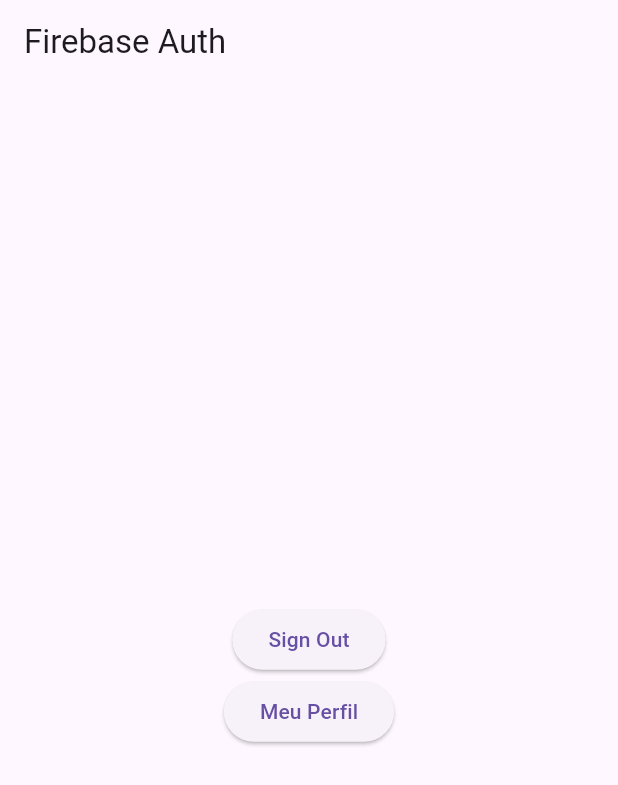
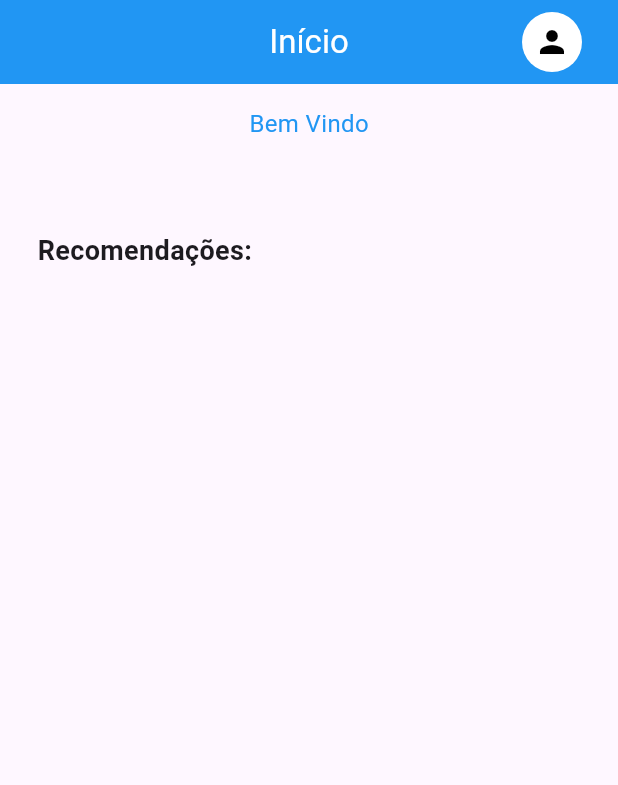
Before and after one commit to ViniciusDevelopment/Projeto_de_sistemas-2024.1, a Flutter app: the screen it shows once a user with an empty profile is signed in, on a phone screen of 412 x 824 dp. Shown: the top 785 px of the screen. Run offline on Flutter 3.47's test engine with Material 3 defaults, Android fonts, the phone set to English and light mode, and no system bars; our stand-ins replace cloud_firestore, firebase_auth, firebase_core, get; missing offline and left inert: dart:ffi; accounts and stored records are empty.

Commit message:
Adicionando estrutura da Tela Inicial Do Cliente

```diff
--- a/aplicacaoflutter/lib/Pages/homePage.dart
+++ b/aplicacaoflutter/lib/Pages/homePage.dart
@@ -1,20 +1,51 @@
+import 'package:cloud_firestore/cloud_firestore.dart';
 import 'package:flutter/material.dart';
 import 'package:firebase_auth/firebase_auth.dart';
 import 'package:servicocerto/Controller/authCheck.dart';
+import 'package:servicocerto/ReadData/get_user_name.dart';
 import 'package:servicocerto/pages/UserInfoPage.dart';
 
-class HomePage extends StatelessWidget {
+
+class HomePage extends StatefulWidget {
    HomePage({Key? key}) : super(key: key);
 
+  @override
+  State<HomePage> createState() => _HomePageState();
+}
+
+
+
+    /*CircleAvatar(
+      radius: 20,
+      backgroundColor: Colors.white,
+      child: IconButton(
+        icon: const Icon(
+          Icons.person,
+          color: Colors.black,
+        ),
+        onPressed: () {
+          Navigator.push(
+            context,
+            MaterialPageRoute(builder: (context) => const UserInfoPage()),
+          );
+        },
+
+      ),
+    );*/
+
+
+class _HomePageState extends State<HomePage> {
+
   final User? user = Authentication().currentUser;
+
+
+
 
   Future<void> signOut() async {
     await Authentication().signOut();
   }
 
-  Widget _title() {
-    return const Text('Firebase Auth');
-  }
+
 
   Widget _userId() {
     return Text(user?.email ?? 'User email');
@@ -22,9 +53,12 @@ class HomePage extends StatelessWidget {
 
   Widget _signOutButton() {
     return ElevatedButton(onPressed: signOut, child: const Text('Sign Out'));
+
   }
 
-  Widget _userProfileButton(BuildContext context) {
+
+    // Função para ir para a página do perfil
+  Widget _myProfile(BuildContext context) {
       return ElevatedButton(
         onPressed: () {
           Navigator.push(
@@ -36,26 +70,146 @@ class HomePage extends StatelessWidget {
       );
     }
 
+
+  Widget _userMenuButton(BuildContext context) {
+    return CircleAvatar(
+      radius: 20,
+      backgroundColor: Colors.white,
+      child: PopupMenuButton(
+        icon: const Icon(
+          Icons.person,
+          color: Colors.black,
+        ),
+
+        itemBuilder: (BuildContext context) => <PopupMenuEntry>[
+          //IR PARA O PERFIL
+           PopupMenuItem(child: _myProfile(context)),
+
+          //DESLOGAR
+           PopupMenuItem(child: _signOutButton())
+
+        ],
+      ),
+    );
+  }
+
+
+
+  //DOCUMENTAR OS IDS
+  List<String> docIDs = [];
+
+  //PEGAR OS IDS
+  Future getDocId() async{
+    await FirebaseFirestore.instance.collection('Users').get().then(
+      (snapshot) => snapshot.docs.forEach((document) {
+        docIDs.add(document.reference.id);
+      }
+    )
+    );
+  }
+
+
+
+
   @override
   Widget build(BuildContext context) {
     return Scaffold(
+
+      //BARRA SUPERIOR
       appBar: AppBar(
-        title: _title(),
+        backgroundColor: Colors.blue,
+
+        //TEXTO
+        centerTitle: true,
+        title: const Text("Início", style: TextStyle(color: Colors.white)),
+
+        //FOTO DE PERFIL MENU
+        actions: <Widget>[
+          Container(
+            padding: const EdgeInsets.only(right: 24),
+            child: _userMenuButton(context),
+
+          )],
       ),
-      body: Container(
-        height: double.infinity,
-        width: double.infinity,
-        padding: const EdgeInsets.all(20),
-        child: Column(
-          crossAxisAlignment: CrossAxisAlignment.center,
-          mainAxisAlignment: MainAxisAlignment.center,
-          children: <Widget>[
-            _userId(),
-            _signOutButton(),
-            _userProfileButton(context),
-          ],
+
+
+      //CORPO DA TELA INICIAL
+      body: Column(
+        children: [
+
+        //MENSAGEM DE BEM VINDO
+          Container(
+            padding: const EdgeInsets.only(top: 15, bottom: 45, left: 80, right: 80),
+            alignment: Alignment.center,
+            color: Theme.of(context).colorScheme.background,
+
+            child: const Text(
+              'Bem Vindo',
+              style: TextStyle(
+                color: Colors.blue,
+                fontSize: 16
+
+                ),
+                 )),
+
+
+
+
+            //BARRA DE PESQUISA
+            /*
+
+
+
+
+            */
+
+          //RECOMENDAÇÕES DE PERFIL
+          Container(
+            color: Theme.of(context).colorScheme.background, // Cor de fundo do Container
+            padding: const EdgeInsets.symmetric(vertical: 15, horizontal: 25),
+            alignment: Alignment.centerLeft ,
+            child: const Text(
+              'Recomendações:',
+              style: TextStyle(
+                fontSize: 18,
+                fontWeight: FontWeight.bold
+              ),
+            ),
+          ),
+          Expanded(
+            child: FutureBuilder(future: getDocId(), builder: ((context, snapshot) {
+
+              return ListView.builder(
+              itemCount: docIDs.length,
+              itemBuilder: (context, index) {
+                return
+                 Padding(
+                   padding: const EdgeInsets.symmetric(vertical: 15),
+                   child: Container(
+                    margin: const EdgeInsets.symmetric(horizontal: 20),
+                     child: ListTile(
+                        leading: const Icon(Icons.person),
+                        title: GetUserName(documentId: docIDs[index]),
+                        tileColor: const Color.fromARGB(255, 242, 145, 180),
+                        contentPadding: const EdgeInsets.symmetric(vertical: 15, horizontal: 10),
+
+                        shape: RoundedRectangleBorder(
+                          borderRadius: BorderRadius.circular(15),
+                          side: const BorderSide(color: Colors.black)
+                        ),
+
+
                       ),
                    ),
                  );
+                },
+              );
+            }))
+            ),
+
+          ],
+      ),
+        );
+
   }
 }
```
Also changed, not shown: aplicacaoflutter/lib/ReadData/get_user_name.dart (added, +29 -0 lines). Lines whose indentation alone changed are shown as unchanged.
